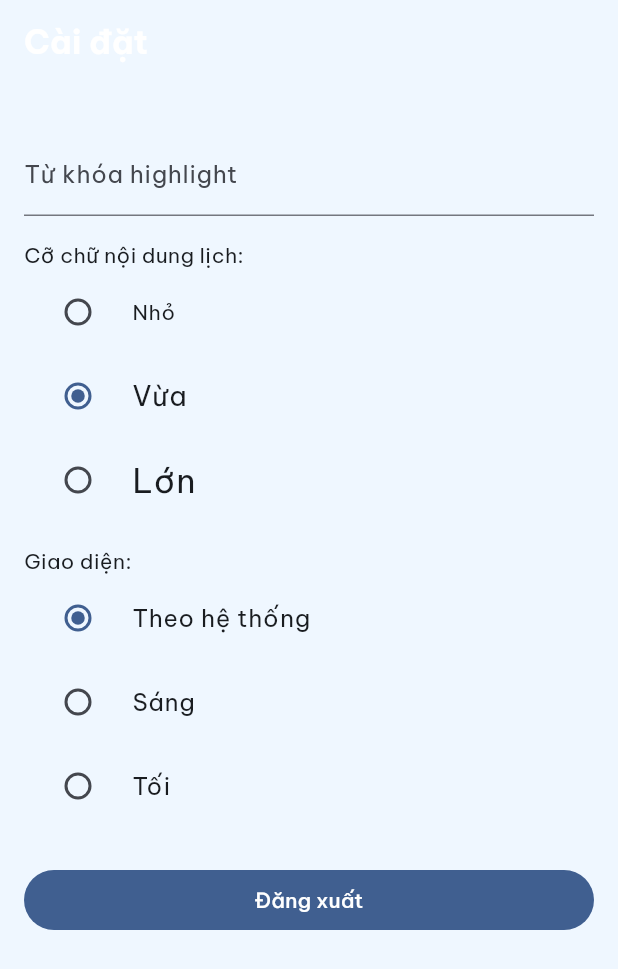
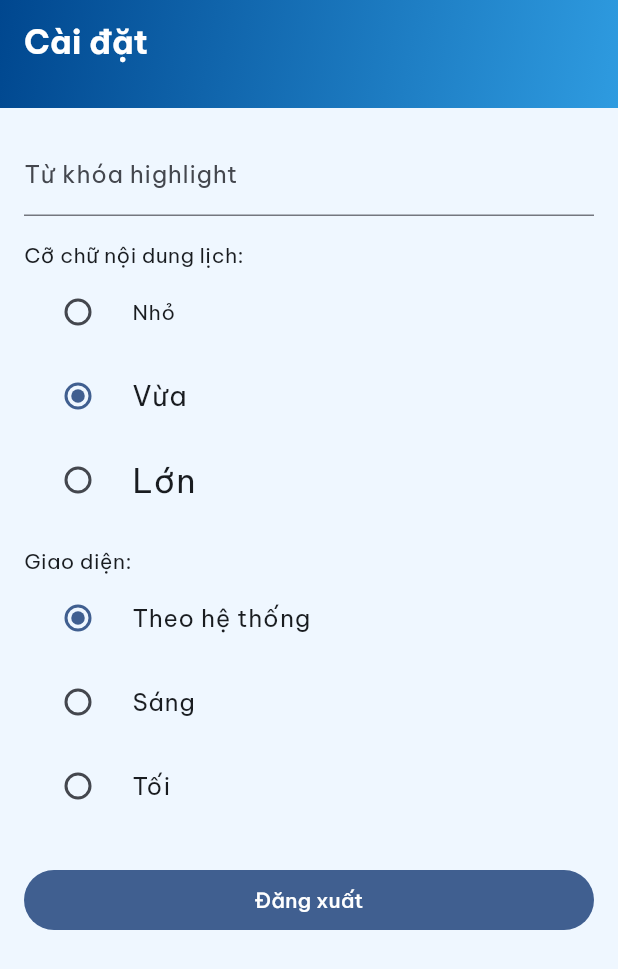
Before and after one commit to huydevhehe/schedule-notify-api, a Flutter app: the SettingsScreen screen opened directly, on a phone screen of 412 x 824 dp. Shown: the top 969 px of the screen. Run offline on Flutter 3.47's test engine with Material 3 defaults, Android fonts, the phone set to English and light mode, and no system bars; our stand-ins replace dio, flutter_riverpod, flutter_secure_storage, go_router, google_fonts, shared_preferences and 1 more; accounts and stored records are empty.

Commit message:
fix: force GradientAppBar's flexibleSpace gradient to expand and fill the toolbar area

```diff
--- a/app/lib/core/widgets/gradient_app_bar.dart
+++ b/app/lib/core/widgets/gradient_app_bar.dart
@@ -22,8 +22,10 @@ class GradientAppBar extends StatelessWidget implements PreferredSizeWidget {
       backgroundColor: Colors.transparent,
       surfaceTintColor: Colors.transparent,
       elevation: 0,
-      flexibleSpace: const DecoratedBox(
-        decoration: BoxDecoration(gradient: AppColors.primaryGradient),
+      flexibleSpace: const SizedBox.expand(
+        child: DecoratedBox(
+          decoration: BoxDecoration(gradient: AppColors.primaryGradient),
+        ),
       ),
       title: Column(
         crossAxisAlignment: CrossAxisAlignment.start,
```
